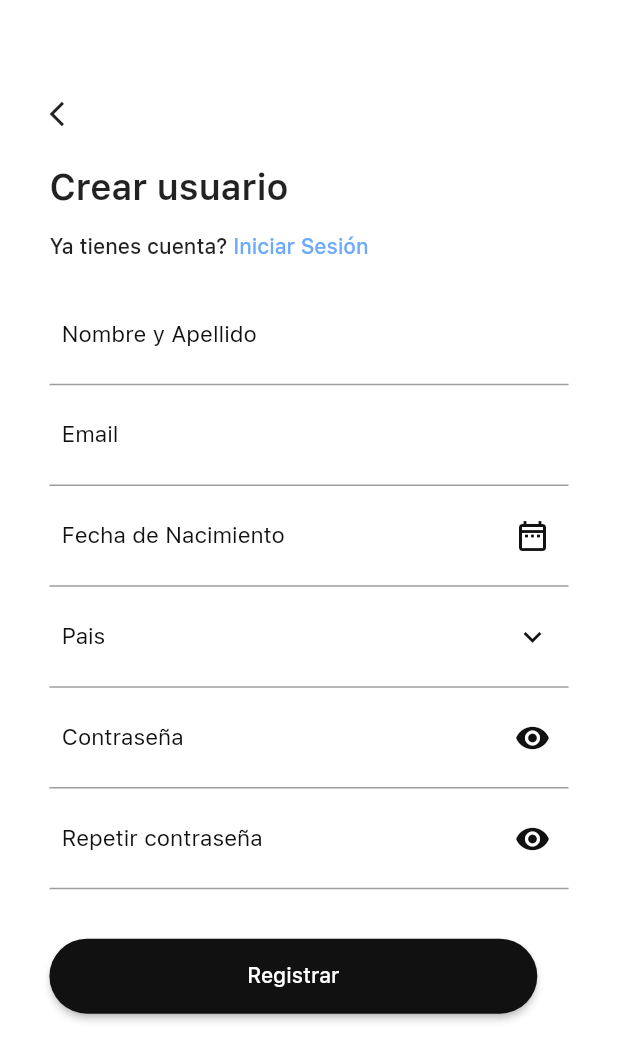
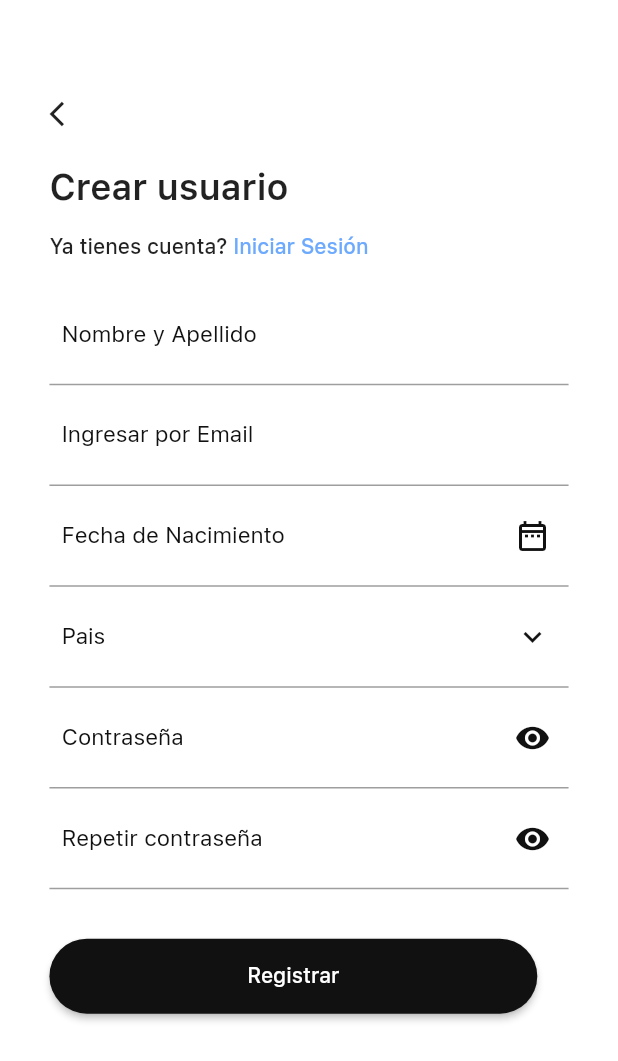
Before and after one commit to arenauniverse/Softuvo-Flutter, a Flutter app: the RegisterView screen opened directly, on a phone screen of 412 x 824 dp. Shown: the top 1061 px of the screen. Run offline on Flutter 3.47's test engine with Material 2 defaults, Android fonts, the phone set to English and light mode, and no system bars; our stand-ins replace flutter_svg, flutter_switch, google_sign_in; missing offline and left inert: flutter_facebook_login; project files that could hold a hidden picture were left out.

Commit message:
ui changes

```diff
--- /dev/null
+++ b/lib/CommonWidgets/Strings.dart
@@ -0,0 +1,25 @@
+class Strings {
+  static String arena = 'ARENA';
+  static String listingText = 'Bienvenidos a Arena Sports';
+  static String fbText = 'Ingresar por Facebook';
+  static String googleText = 'Ingresar por Google';
+  static String appleText = 'Ingresar por Apple';
+  static String emailText = 'Ingresar por Email';
+  static String registerButtonText = 'Registrarse';
+  static String loginText = 'Inicio de sesion';
+  static String notRegisted = 'No tiene cuenta? ';
+  static String createUser = 'Crear usuario';
+  static String Email = 'Email';
+  static String password = 'Contraseña';
+  static String loginButtonText = 'Ingresar';
+  static String registerUser = 'Recuperar contraseña';
+  static String name = "Nombre y Apellido";
+  static String dob = "Fecha de Nacimiento";
+  static String phone = "Telefono";
+static String save = "Guardar";
+static String alreadyAccount = "Ya tienes cuenta? ";
+static String login = "Iniciar Sesión";
+static String parents = "Pais";
+static String repeatPassword = "Repetir contraseña";
+static String register = 'Registrar';
+}
--- a/lib/Register/Register_View.dart
+++ b/lib/Register/Register_View.dart
@@ -1,3 +1,4 @@
+import 'package:arena_sports_app/CommonWidgets/Strings.dart';
 import 'package:arena_sports_app/CreateUser/CreateUserView.dart';
 import 'package:arena_sports_app/LogIn/Login_View.dart';
 import 'package:arena_sports_app/SizeConfig.dart';
@@ -37,7 +38,7 @@ class _RegisterViewState extends State<RegisterView> {
               Container(
                 margin: EdgeInsets.only(top: SizeConfig.blockSizeVertical * 3),
                 child: Text(
-                  'Crear usuario',
+                  Strings.createUser,
                   style: TextStyle(
                       fontFamily: AppTheme.appFont,
                       fontWeight: FontWeight.w600,
@@ -61,7 +62,7 @@ class _RegisterViewState extends State<RegisterView> {
                       );
                     },
                     child: Text(
-                      "Iniciar Sesión",
+                      Strings.login,
                       style: TextStyle(
                           color: AppTheme.blueColor,
                           fontWeight: FontWeight.w500),
@@ -85,7 +86,7 @@ class _RegisterViewState extends State<RegisterView> {
                         top: SizeConfig.blockSizeVertical * 2,
                         bottom: SizeConfig.blockSizeVertical * 2,
                         left: SizeConfig.blockSizeVertical * 1),
-                    labelText: "Nombre y Apellido",
+                    labelText: Strings.name,
                     labelStyle: TextStyle(
                         fontFamily: AppTheme.appFont,
                         fontSize: 15.0,
@@ -100,7 +101,7 @@ class _RegisterViewState extends State<RegisterView> {
                         top: SizeConfig.blockSizeVertical * 2,
                         bottom: SizeConfig.blockSizeVertical * 2,
                         left: SizeConfig.blockSizeVertical * 1),
-                    labelText: "Email",
+                    labelText: Strings.emailText,
                     labelStyle: TextStyle(
                         fontSize: 15.0,
                         fontFamily: AppTheme.appFont,
@@ -129,7 +130,7 @@ class _RegisterViewState extends State<RegisterView> {
                         top: SizeConfig.blockSizeVertical * 2,
                         bottom: SizeConfig.blockSizeVertical * 2,
                         left: SizeConfig.blockSizeVertical * 1),
-                    labelText: "Fecha de Nacimiento",
+                    labelText: Strings.dob,
                     labelStyle: TextStyle(
                         fontSize: 15.0,
                         fontFamily: AppTheme.appFont,
@@ -154,7 +155,7 @@ class _RegisterViewState extends State<RegisterView> {
                         top: SizeConfig.blockSizeVertical * 2,
                         bottom: SizeConfig.blockSizeVertical * 2,
                         left: SizeConfig.blockSizeVertical * 1),
-                    labelText: "Pais",
+                    labelText: Strings.parents,
                     labelStyle: TextStyle(
                         fontSize: 15.0,
                         fontFamily: AppTheme.appFont,
@@ -173,7 +174,7 @@ class _RegisterViewState extends State<RegisterView> {
                         top: SizeConfig.blockSizeVertical * 2,
                         bottom: SizeConfig.blockSizeVertical * 2,
                         left: SizeConfig.blockSizeVertical * 1),
-                    labelText: "Contraseña",
+                    labelText: Strings.password,
                     labelStyle: TextStyle(
                         fontSize: 15.0,
                         fontFamily: AppTheme.appFont,
@@ -192,7 +193,7 @@ class _RegisterViewState extends State<RegisterView> {
                         top: SizeConfig.blockSizeVertical * 2,
                         bottom: SizeConfig.blockSizeVertical * 2,
                         left: SizeConfig.blockSizeVertical * 1),
-                    labelText: "Repetir contraseña",
+                    labelText: Strings.repeatPassword,
                     labelStyle: TextStyle(
                         fontSize: 15.0,
                         fontFamily: AppTheme.appFont,
@@ -218,7 +219,7 @@ class _RegisterViewState extends State<RegisterView> {
                   shape: RoundedRectangleBorder(
                     borderRadius: new BorderRadius.circular(25.0),
                   ),
-                  child: Text("Registrar",
+                  child: Text(Strings.register,
                       style: TextStyle(
                           color: AppTheme.whiteColor,
                           fontWeight: FontWeight.w500,
--- a/pubspec.yaml
+++ b/pubspec.yaml
@@ -30,8 +30,6 @@ dependencies:
   cupertino_icons: ^1.0.0
 #  get: ^3.13.2
   flutter_svg: ^0.19.0
-  google_sign_in: ^4.5.5
-  flutter_facebook_login: ^3.0.0
   http: ^0.12.2
   flutter_switch: ^0.1.3
 dev_dependencies:
```
Also changed, not shown: lib/CreateUser/CreateUserView.dart (+7 -6 lines), lib/LogIn/Login_View.dart (+9 -7 lines), lib/LoginSignUpListing/LoginSgnupListingView.dart (+8 -7 lines), pubspec.lock.
